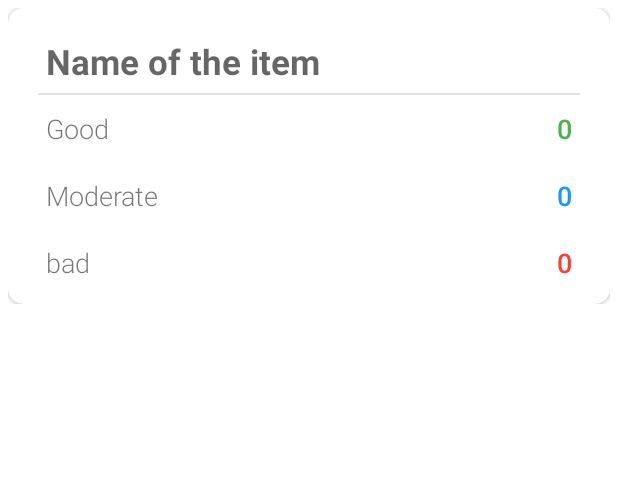
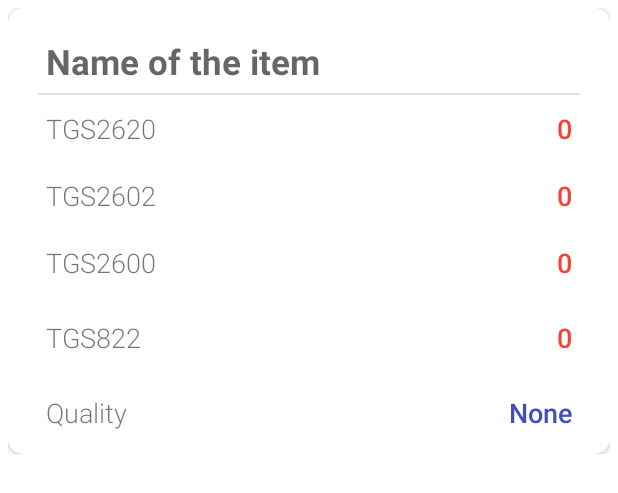
Before and after one commit to blackcloud007/warehouse, an Android app: the layout custom_layout.xml on its own in the app's theme, with its tools: preview values and no code run, on a phone screen of 412 x 824 dp. Shown: the top 493 px of the screen. Run offline under Robolectric (Android 15) with nearby library versions, the phone set to English and light mode, and no system bars.

Commit message:
have to do general graph

```diff
--- a/app/src/main/java/com/example/warehouse1/viewdetails/Item.kt
+++ b/app/src/main/java/com/example/warehouse1/viewdetails/Item.kt
@@ -1,3 +1,3 @@
 package com.example.warehouse1.viewdetails
 
-data class Item(val name:String,val g:Int,val m:Int,val b:Int)
+data class Item(val name:String,val s1:Int,val s2:Int,val s3:Int,val s4:Int,val quality:String)
--- a/app/src/main/res/layout/custom_layout.xml
+++ b/app/src/main/res/layout/custom_layout.xml
@@ -50,18 +50,18 @@
                     android:layout_width="wrap_content"
                     android:layout_height="wrap_content"
                     android:fontFamily="sans-serif-light"
-                    android:text="Good"
+                    android:text="TGS2620"
                     android:textSize="18sp" />
 
                 <TextView
-                    android:id="@+id/tvG"
+                    android:id="@+id/tv1"
                     android:layout_width="fill_parent"
                     android:layout_height="wrap_content"
                     android:layout_alignParentRight="true"
                     android:fontFamily="sans-serif-light"
                     android:text="0"
                     android:textAlignment="textEnd"
-                    android:textColor="#4CAF50"
+                    android:textColor="#F44336"
                     android:textSize="18sp"
                     android:textStyle="bold" />
             </RelativeLayout>
@@ -78,18 +78,18 @@
                     android:layout_width="wrap_content"
                     android:layout_height="wrap_content"
                     android:fontFamily="sans-serif-light"
-                    android:text="Moderate"
+                    android:text="TGS2602"
                     android:textSize="18sp" />
 
                 <TextView
-                    android:id="@+id/tvM"
+                    android:id="@+id/tv2"
                     android:layout_width="fill_parent"
                     android:layout_height="wrap_content"
                     android:layout_alignParentRight="true"
                     android:fontFamily="sans-serif-light"
                     android:text="0"
                     android:textAlignment="textEnd"
-                    android:textColor="#2196F3"
+                    android:textColor="#F44336"
                     android:textSize="18sp"
                     android:textStyle="bold" />
 
@@ -107,11 +107,11 @@
                     android:layout_width="wrap_content"
                     android:layout_height="wrap_content"
                     android:fontFamily="sans-serif-light"
-                    android:text="bad"
+                    android:text="TGS2600"
                     android:textSize="18sp" />
 
                 <TextView
-                    android:id="@+id/tvB"
+                    android:id="@+id/tv3"
                     android:layout_width="fill_parent"
                     android:layout_height="wrap_content"
                     android:layout_alignParentRight="true"
@@ -123,6 +123,62 @@
                     android:textStyle="bold" />
 
             </RelativeLayout>
+            <RelativeLayout
+                android:layout_width="match_parent"
+                android:layout_height="wrap_content"
+                android:layout_marginLeft="25dp"
+                android:layout_marginTop="10dp"
+                android:layout_marginRight="25dp"
+                android:layout_marginBottom="15dp">
+
+                <TextView
+                    android:layout_width="wrap_content"
+                    android:layout_height="wrap_content"
+                    android:fontFamily="sans-serif-light"
+                    android:text="TGS822"
+                    android:textSize="18sp" />
+
+                <TextView
+                    android:id="@+id/tv4"
+                    android:layout_width="fill_parent"
+                    android:layout_height="wrap_content"
+                    android:layout_alignParentRight="true"
+                    android:fontFamily="sans-serif-light"
+                    android:text="0"
+                    android:textAlignment="textEnd"
+                    android:textColor="#F44336"
+                    android:textSize="18sp"
+                    android:textStyle="bold" />
+
+            </RelativeLayout>
+            <RelativeLayout
+                android:layout_width="match_parent"
+                android:layout_height="wrap_content"
+                android:layout_marginLeft="25dp"
+                android:layout_marginTop="10dp"
+                android:layout_marginRight="25dp"
+                android:layout_marginBottom="15dp">
+
+                <TextView
+                    android:layout_width="wrap_content"
+                    android:layout_height="wrap_content"
+                    android:fontFamily="sans-serif-light"
+                    android:text="Quality"
+                    android:textSize="18sp" />
+
+                <TextView
+                    android:id="@+id/tvG"
+                    android:layout_width="fill_parent"
+                    android:layout_height="wrap_content"
+                    android:layout_alignParentRight="true"
+                    android:fontFamily="sans-serif-light"
+                    android:text="None"
+                    android:textAlignment="textEnd"
+                    android:textColor="#3F51B5"
+                    android:textSize="18sp"
+                    android:textStyle="bold" />
+
+            </RelativeLayout>
         </LinearLayout>
 
     </androidx.cardview.widget.CardView>
```
Also changed, not shown: app/src/main/java/com/example/warehouse1/viewdetails/Adapter.kt (+15 -9 lines), app/src/main/java/com/example/warehouse1/viewdetails/ViewDetails.kt (+16 -12 lines), app/src/main/res/layout/view_details.xml (+19 -1 lines), 1 other file.
